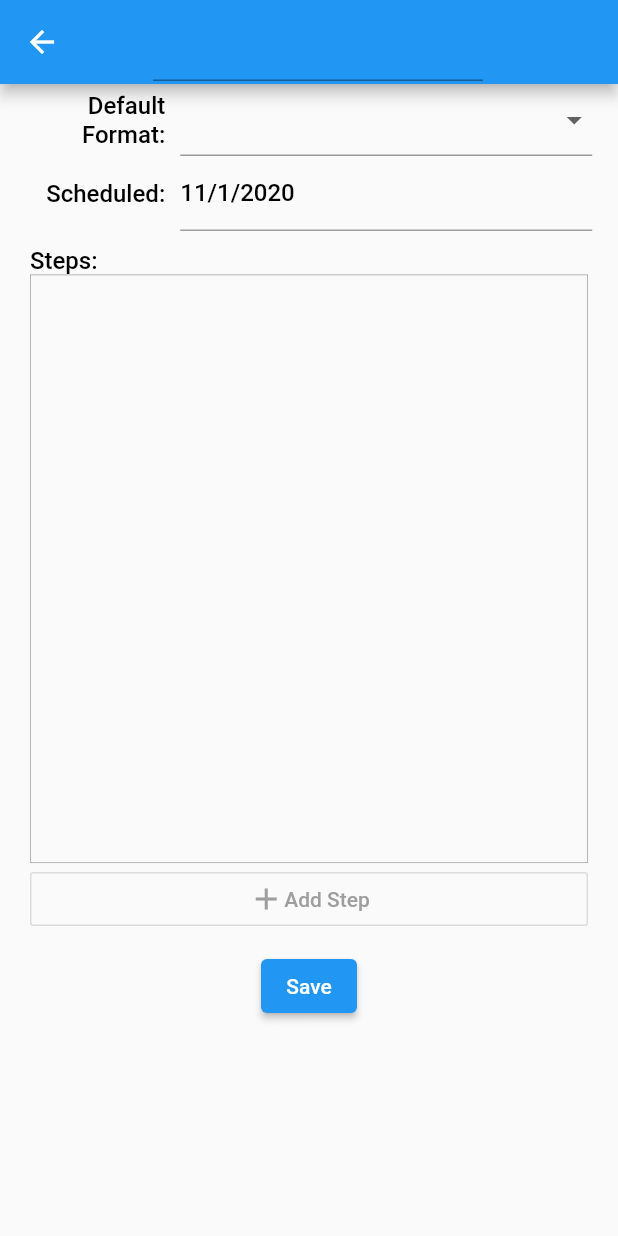
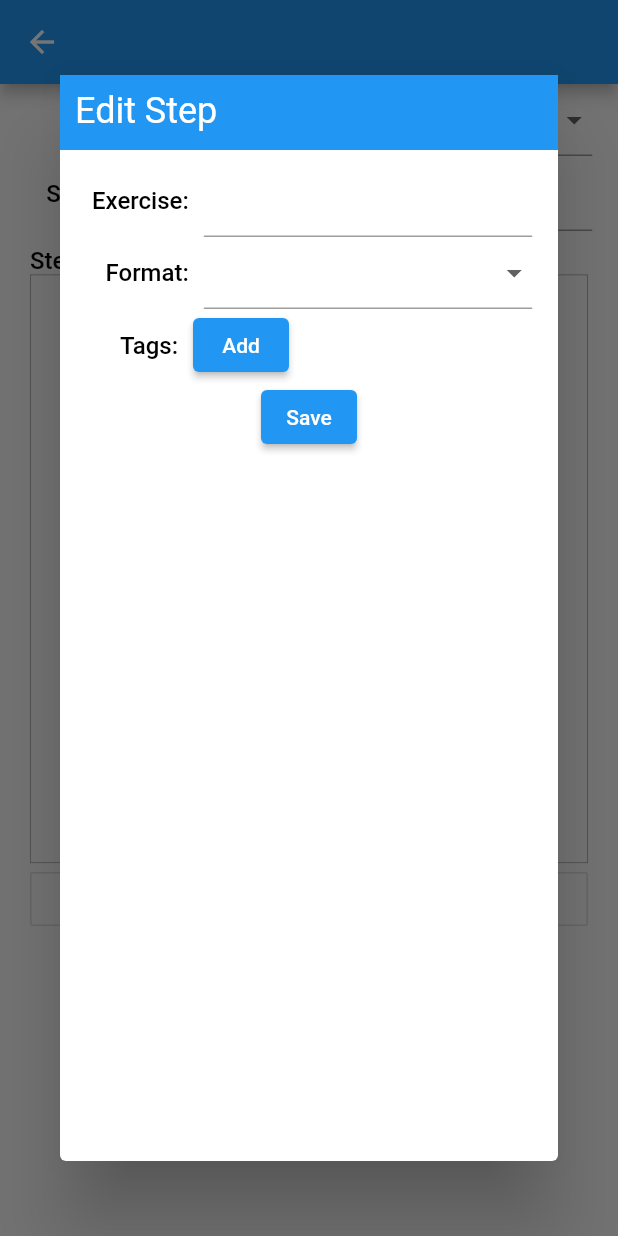
Before and after one commit to daniel-seaton/fitnet, a Flutter app: the EditWorkoutScreen screen opened directly with empty values, after a tap on the "edit" icon, after a tap on "Add Step", on a phone screen of 412 x 824 dp. Run offline on Flutter 3.47's test engine with Material 2 defaults, Android fonts, the phone set to English and light mode, and no system bars; our stand-ins replace cloud_firestore, firebase_auth, firebase_core, firebase_storage, get_it, google_fonts and 1 more; accounts and stored records are empty.

Commit message:
Allowing steps to be added and editted

```diff
--- a/lib/models/exercise.dart
+++ b/lib/models/exercise.dart
@@ -9,6 +9,10 @@ class Exercise {
     tags = mappedTags;
   }
 
+  Exercise.empty() {
+    tags = [];
+  }
+
   Map<String, dynamic> toMap() {
     return {'name': name, 'tags': tags};
   }
--- a/lib/models/workout.dart
+++ b/lib/models/workout.dart
@@ -47,8 +47,7 @@ class Workout {
     if (end != null) map['end'] = end;
     if (scheduled != null) map['scheduled'] = scheduled;
     if (steps != null)
-      map['steps'] =
-          steps.map((step) => WorkoutStepFactory.toMap(step)).toList();
+      map['steps'] = steps.map((step) => step.toMap()).toList();
     return map;
   }
 }
--- a/lib/models/workoutStep.dart
+++ b/lib/models/workoutStep.dart
@@ -16,20 +16,6 @@ class WorkoutStepFactory {
         break;
     }
   }
-
-  static Map<String, dynamic> toMap(WorkoutStep step) {
-    switch (step.formatType) {
-      case FormatType.SetBased:
-        return (step as SetBasedStep).toMap();
-        break;
-      case FormatType.RepsForTime:
-        return (step as RepsForTimeStep).toMap();
-        break;
-      case FormatType.AMRAP:
-        return (step as RepsForTimeStep).toMap();
-        break;
-    }
-  }
 }
 
 class WorkoutStep {
@@ -39,6 +25,10 @@ class WorkoutStep {
 
   WorkoutStep({this.formatType, this.exercise}) {
     format = Format.forType(this.formatType);
+  }
+
+  WorkoutStep.empty() {
+    this.exercise = Exercise.empty();
   }
 
   WorkoutStep.fromMap(Map<String, dynamic> map) {
--- /dev/null
+++ b/lib/src/app/workout/editWorkoutScreen/formFields/editStep/editStepModal.dart
@@ -0,0 +1,70 @@
+import 'package:fitnet/models/format.dart';
+import 'package:fitnet/models/workoutStep.dart';
+import 'package:fitnet/src/app/workout/editWorkoutScreen/formFields/editStep/workStepChangeNotifier.dart';
+import 'package:flutter/cupertino.dart';
+import 'package:flutter/material.dart';
+import 'package:provider/provider.dart';
+
+import 'formFields/exerciseNameField.dart';
+import 'formFields/exerciseTagField.dart';
+import 'formFields/stepFormatField.dart';
+
+class EditStepModal extends StatelessWidget {
+  final WorkoutStep step;
+  final isEdit;
+  final Function onSave;
+
+  EditStepModal(
+      {@required this.step, @required this.onSave, this.isEdit = false});
+
+  @override
+  Widget build(BuildContext context) {
+    WorkoutStepChangeNotifier notifier = WorkoutStepChangeNotifier(step: step);
+    return ChangeNotifierProvider.value(
+      value: notifier,
+      builder: (_, __) => Dialog(
+        backgroundColor: Colors.white,
+        child: SingleChildScrollView(
+          child: Container(
+            height: MediaQuery.of(context).size.height - 100,
+            width: MediaQuery.of(context).size.width - 50,
+            child: Column(
+              mainAxisAlignment: MainAxisAlignment.start,
+              children: [
+                Container(
+                  padding: EdgeInsets.all(10),
+                  height: 50,
+                  width: MediaQuery.of(context).size.width - 50,
+                  color: Colors.blue,
+                  child: Text(
+                    isEdit ? 'Edit Step' : 'View Step',
+                    style: TextStyle(color: Colors.white, fontSize: 24),
+                  ),
+                ),
+                Container(
+                  padding: EdgeInsets.all(10),
+                  child: Column(
+                    children: [
+                      ExerciseNameField(
+                        isEdit: isEdit,
+                      ),
+                      StepFormatField(isEdit: isEdit),
+                      ExerciseTagField(isEdit: isEdit),
+                      ElevatedButton(
+                        onPressed: () {
+                          if (isEdit) onSave(notifier.step);
+                          Navigator.pop(context);
+                        },
+                        child: Text(isEdit ? 'Save' : 'Close'),
+                      ),
+                    ],
+                  ),
+                ),
+              ],
+            ),
+          ),
+        ),
+      ),
+    );
+  }
+}
--- /dev/null
+++ b/lib/src/app/workout/editWorkoutScreen/formFields/editStep/formFields/exerciseNameField.dart
@@ -0,0 +1,39 @@
+import 'package:flutter/material.dart';
+import 'package:provider/provider.dart';
+
+import '../workStepChangeNotifier.dart';
+
+class ExerciseNameField extends StatelessWidget {
+  final bool isEdit;
+
+  ExerciseNameField({@required this.isEdit});
+
+  @override
+  Widget build(BuildContext context) {
+    return Row(
+      mainAxisAlignment: MainAxisAlignment.center,
+      children: [
+        Container(
+          width: MediaQuery.of(context).size.width / 6,
+          child: Text('Exercise:',
+              textAlign: TextAlign.right,
+              style: Theme.of(context).textTheme.bodyText1),
+        ),
+        Container(
+          padding: EdgeInsets.fromLTRB(10, 0, 0, 0),
+          width: MediaQuery.of(context).size.width / 1.8,
+          child: Consumer<WorkoutStepChangeNotifier>(
+            builder: (_, notifier, __) => TextFormField(
+                readOnly: !isEdit,
+                textAlign: TextAlign.center,
+                style: Theme.of(context).textTheme.bodyText1,
+                initialValue: notifier.step.exercise != null
+                    ? notifier.step.exercise.name
+                    : '',
+                onChanged: (value) => notifier.setStepName(value)),
+          ),
+        ),
+      ],
+    );
+  }
+}
--- /dev/null
+++ b/lib/src/app/workout/editWorkoutScreen/formFields/editStep/formFields/exerciseTagField.dart
@@ -0,0 +1,67 @@
+import 'package:flutter/material.dart';
+import 'package:provider/provider.dart';
+
+import '../workStepChangeNotifier.dart';
+
+class ExerciseTagField extends StatelessWidget {
+  final bool isEdit;
+
+  ExerciseTagField({@required this.isEdit});
+  @override
+  Widget build(BuildContext context) {
+    return Row(
+      crossAxisAlignment: CrossAxisAlignment.start,
+      children: [
+        Container(
+          padding: EdgeInsets.fromLTRB(0, 15, 0, 0),
+          width: MediaQuery.of(context).size.width / 6,
+          child: Text('Tags:',
+              textAlign: TextAlign.right,
+              style: Theme.of(context).textTheme.bodyText1),
+        ),
+        Container(
+          child: Consumer<WorkoutStepChangeNotifier>(
+            builder: (_, notifier, __) => Column(
+              crossAxisAlignment: CrossAxisAlignment.start,
+              children: [
+                ...List.generate(
+                  notifier.step.exercise.tags.length,
+                  (index) => Row(
+                    children: [
+                      Container(
+                        padding: EdgeInsets.fromLTRB(10, 0, 0, 0),
+                        width: MediaQuery.of(context).size.width / 2.25,
+                        child: TextFormField(
+                          readOnly: !isEdit,
+                          initialValue: notifier.step.exercise.tags[index],
+                          onChanged: (value) => notifier.setTag(value, index),
+                        ),
+                      ),
+                      isEdit
+                          ? IconButton(
+                              padding: EdgeInsets.fromLTRB(0, 10, 0, 0),
+                              onPressed: () => notifier.removeTag(index),
+                              icon: Icon(Icons.close, color: Colors.grey),
+                            )
+                          : Container(height: 0, width: 0)
+                    ],
+                  ),
+                ),
+                isEdit
+                    ? Padding(
+                        padding: EdgeInsets.fromLTRB(10, 0, 0, 0),
+                        child: Consumer<WorkoutStepChangeNotifier>(
+                          builder: (_, notifier, __) => ElevatedButton(
+                              child: Text('Add'),
+                              onPressed: () => notifier.addTag()),
+                        ),
+                      )
+                    : Container(width: 0, height: 0),
+              ],
+            ),
+          ),
+        ),
+      ],
+    );
+  }
+}
--- /dev/null
+++ b/lib/src/app/workout/editWorkoutScreen/formFields/editStep/formFields/stepFormatField.dart
@@ -0,0 +1,49 @@
+import 'package:fitnet/models/format.dart';
+import 'package:flutter/material.dart';
+import 'package:provider/provider.dart';
+
+import '../workStepChangeNotifier.dart';
+
+class StepFormatField extends StatelessWidget {
+  final bool isEdit;
+
+  StepFormatField({@required this.isEdit});
+
+  @override
+  Widget build(BuildContext context) {
+    return Row(
+      mainAxisAlignment: MainAxisAlignment.center,
+      children: [
+        Container(
+          width: MediaQuery.of(context).size.width / 6,
+          child: Text('Format:',
+              textAlign: TextAlign.right,
+              style: Theme.of(context).textTheme.bodyText1),
+        ),
+        Container(
+          padding: EdgeInsets.fromLTRB(10, 0, 0, 0),
+          width: MediaQuery.of(context).size.width / 1.8,
+          child: Consumer<WorkoutStepChangeNotifier>(
+            builder: (_, notifier, __) => DropdownButtonFormField(
+                disabledHint: Text(
+                    notifier.step.format != null
+                        ? notifier.step.format.displayValue
+                        : '',
+                    style: Theme.of(context).textTheme.bodyText1),
+                value: notifier.step.format != null
+                    ? notifier.step.format.value
+                    : null,
+                items: FormatType.getTypes()
+                    .map((type) => DropdownMenuItem(
+                        child: Text(Format.forType(type).displayValue,
+                            style: Theme.of(context).textTheme.bodyText1),
+                        value: type))
+                    .toList(),
+                onChanged:
+                    isEdit ? (value) => notifier.setFormat(value) : null),
+          ),
+        ),
+      ],
+    );
+  }
+}
--- /dev/null
+++ b/lib/src/app/workout/editWorkoutScreen/formFields/editStep/workStepChangeNotifier.dart
@@ -0,0 +1,34 @@
+import 'package:fitnet/models/format.dart';
+import 'package:fitnet/models/workoutStep.dart';
+import 'package:flutter/material.dart';
+
+class WorkoutStepChangeNotifier extends ChangeNotifier {
+  WorkoutStep step;
+  WorkoutStepChangeNotifier({this.step});
+
+  void setFormat(String value) {
+    step.formatType = value;
+    step.format = Format.forType(value);
+    notifyListeners();
+  }
+
+  void setStepName(String value) {
+    step.exercise.name = value;
+    notifyListeners();
+  }
+
+  void addTag() {
+    step.exercise.tags.add('');
+    notifyListeners();
+  }
+
+  void removeTag(num index) {
+    step.exercise.tags.removeAt(index);
+    notifyListeners();
+  }
+
+  void setTag(String value, int index) {
+    step.exercise.tags[index] = value;
+    notifyListeners();
+  }
+}
--- a/lib/src/app/workout/editWorkoutScreen/formFields/nameField.dart
+++ b/lib/src/app/workout/editWorkoutScreen/formFields/nameField.dart
@@ -8,10 +8,9 @@ class NameField extends StatelessWidget {
   @override
   Widget build(BuildContext context) {
     return Center(
-      child: Transform.translate(
-        offset: Offset(0, 0),
-        child:
-            Row(mainAxisAlignment: MainAxisAlignment.spaceBetween, children: [
+      child: Row(
+        mainAxisAlignment: MainAxisAlignment.spaceBetween,
+        children: [
           Container(
             width: 250,
             padding: EdgeInsets.fromLTRB(30, 0, 0, 0),
@@ -32,10 +31,11 @@ class NameField extends StatelessWidget {
             builder: (_, notifier, __) => !notifier.isEdit
                 ? IconButton(
                     icon: Icon(Icons.edit),
-                    onPressed: () => {notifier.setIsEdit(true)})
+                    onPressed: () => notifier.setIsEdit(true),
+                  )
                 : Container(height: 0, width: 0),
           ),
-        ]),
+        ],
       ),
     );
   }
--- a/lib/src/app/workout/editWorkoutScreen/formFields/stepListField.dart
+++ b/lib/src/app/workout/editWorkoutScreen/formFields/stepListField.dart
@@ -1,6 +1,7 @@
 import 'package:fitnet/models/format.dart';
 import 'package:fitnet/models/workoutStep.dart';
 import 'package:fitnet/src/app/workout/editWorkoutScreen/editChangeNotifier.dart';
+import 'package:fitnet/src/app/workout/editWorkoutScreen/formFields/editStep/editStepModal.dart';
 import 'package:fitnet/src/app/workout/editWorkoutScreen/workoutChangeNotifier.dart';
 import 'package:flutter/material.dart';
 import 'package:provider/provider.dart';
@@ -35,20 +36,29 @@ class StepListField extends StatelessWidget {
                     if (!editNotifier.isEdit) return;
                     if (x != y) {
                       WorkoutStep step = workoutNotifier.removeStep(x);
-                      workoutNotifier.addStep(y > x ? y - 1 : y, step);
+                      workoutNotifier.addStep(step, index: y > x ? y - 1 : y);
                     }
                   },
                   children: List.generate(
                     steps.length,
                     (index) {
                       WorkoutStep step = steps[index];
-                      return Container(
+                      return InkWell(
+                        key: Key(step.exercise.name),
+                        onTap: () => showStepModal(
+                          context,
+                          step: step,
+                          isEdit: editNotifier.isEdit,
+                          onSave: (WorkoutStep step) => workoutNotifier
+                              .addStep(step, index: index, isEdit: true),
+                        ),
+                        child: Container(
                           decoration: BoxDecoration(
                             border: Border(
-                            bottom: BorderSide(color: Colors.grey, width: 0.5),
+                              bottom:
+                                  BorderSide(color: Colors.grey, width: 0.5),
                             ),
                           ),
-                        key: Key(step.exercise.name),
                           padding: EdgeInsets.all(10),
                           height: 60,
                           child: Row(
@@ -58,18 +68,22 @@ class StepListField extends StatelessWidget {
                                 crossAxisAlignment: CrossAxisAlignment.start,
                                 children: [
                                   Text(step.exercise.name,
-                                    style:
-                                        Theme.of(context).textTheme.bodyText1),
+                                      style: Theme.of(context)
+                                          .textTheme
+                                          .bodyText1),
                                   Text(step.format.displayValue,
-                                    style:
-                                        Theme.of(context).textTheme.bodyText2),
+                                      style: Theme.of(context)
+                                          .textTheme
+                                          .bodyText2),
                                 ],
                               ),
                               editNotifier.isEdit
                                   ? IconButton(
-                                    icon: Icon(Icons.reorder), onPressed: null)
+                                      icon: Icon(Icons.reorder),
+                                      onPressed: null)
                                   : Container(width: 0, height: 0)
                             ],
+                          ),
                         ),
                       );
                     },
@@ -78,16 +92,23 @@ class StepListField extends StatelessWidget {
               ),
             ),
             editNotifier.isEdit
-                ? OutlineButton(
+                ? Consumer<WorkoutChangeNotifier>(
+                    builder: (_, workoutNotifier, __) => OutlineButton(
                       key: Key('addStepButton'),
                       color: Colors.grey,
-                    onPressed: () => {print('TODO add step modal')},
+                      onPressed: () => showStepModal(
+                        context,
+                        isEdit: true,
+                        onSave: (WorkoutStep step) =>
+                            workoutNotifier.addStep(step),
+                      ),
                       child: Row(
                         mainAxisAlignment: MainAxisAlignment.center,
                         children: [
                           Icon(Icons.add, color: Colors.grey),
                           Text('Add Step', style: TextStyle(color: Colors.grey))
                         ],
+                      ),
                     ),
                   )
                 : Container(key: Key('emptyContainer'), height: 0)
@@ -96,4 +117,13 @@ class StepListField extends StatelessWidget {
       ),
     );
   }
+
+  showStepModal(BuildContext context,
+      {@required Function onSave, WorkoutStep step, isEdit = false}) async {
+    if (step == null) step = WorkoutStep.empty();
+    await showDialog(
+        context: context,
+        builder: (context) =>
+            EditStepModal(step: step, isEdit: isEdit, onSave: onSave));
   }
+}
--- a/lib/src/app/workout/editWorkoutScreen/workoutChangeNotifier.dart
+++ b/lib/src/app/workout/editWorkoutScreen/workoutChangeNotifier.dart
@@ -22,8 +22,14 @@ class WorkoutChangeNotifier extends ChangeNotifier {
     notifyListeners();
   }
 
-  void addStep(num index, WorkoutStep step) {
-    workout.steps.insert(index, step);
+  void addStep(WorkoutStep step, {num index, bool isEdit = false}) {
+    if (index == null) {
+      workout.steps.add(step);
+    } else if (isEdit) {
+      workout.steps[index] = step;
+    } else {
+      workout.steps.insert(index, step);
+    }
     notifyListeners();
   }
 
```
Lines whose indentation alone changed are shown as unchanged.
